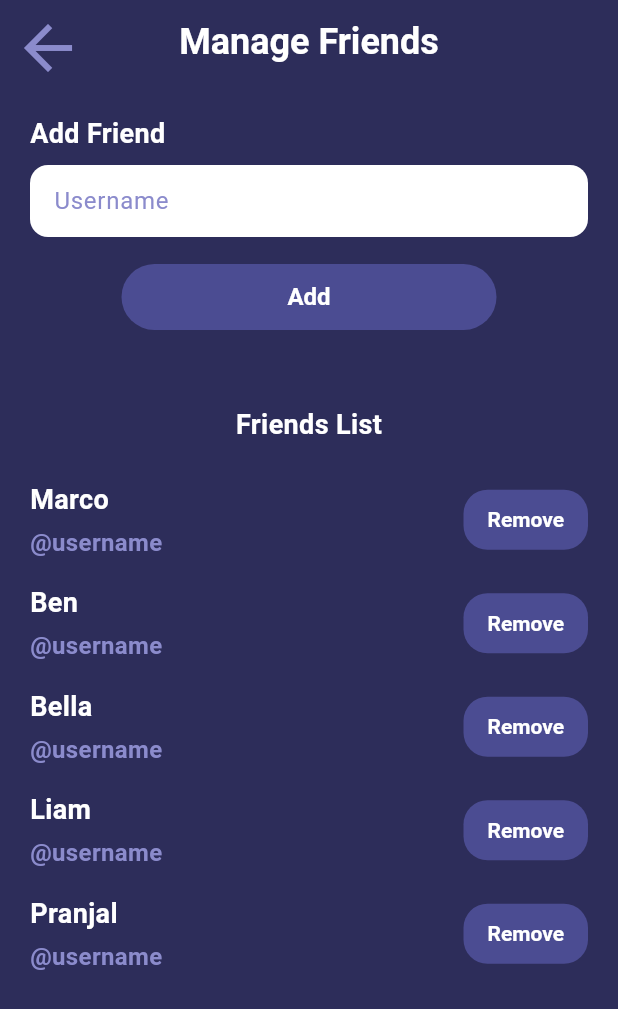
After one commit to BenjaminAyl/gr01-secret-sorcerer-2025-fall, a Flutter app: the ProfileScreen screen opened by its route, after a tap on "Manage Friends", on a phone screen of 412 x 824 dp. The commit adds this screen. Shown: the top 1009 px of the screen. Run offline on Flutter 3.47's test engine with Material 3 defaults, Android fonts, the phone set to English and light mode, and no system bars; our stand-ins replace firebase_auth, firebase_core, go_router, google_fonts; accounts and stored records are empty; Roboto replaces fonts that are missing (Quintessential).

Commit message:
UI skeleton for profile, edit profile, and manage friends page

```diff
--- a/lib/app_router.dart
+++ b/lib/app_router.dart
@@ -1,4 +1,7 @@
 import 'package:go_router/go_router.dart';
+import 'package:secret_sorcerer/views/edit_profile_screen.dart';
+import 'package:secret_sorcerer/views/friends_screen.dart';
+import 'package:secret_sorcerer/views/profile_screen.dart';
 //import 'package:secret_sorcerer/views/firebase_test.dart';
 import 'package:secret_sorcerer/views/home_screen.dart';
 import 'package:secret_sorcerer/views/login_screen.dart';
@@ -9,6 +12,9 @@ final GoRouter router = GoRouter(
   routes: [
     GoRoute(path: '/', builder:(context, state) => LoginScreen()),
     GoRoute(path: '/signup', builder:(context, state) => SignupScreen()),
-    GoRoute(path: '/home', builder:(context, state)=> HomeScreen())
+    GoRoute(path: '/home', builder:(context, state)=> HomeScreen()),
+    GoRoute(path: '/profile', builder:(context, state)=> ProfileScreen()),
+    GoRoute(path: '/profile/edit', builder:(context, state)=> EditProfileScreen()),
+    GoRoute(path: '/profile/friends', builder:(context, state)=> ManageFriendsScreen())
   ]
 );
--- /dev/null
+++ b/lib/views/friends_screen.dart
@@ -0,0 +1,141 @@
+import 'package:flutter/material.dart';
+import 'package:go_router/go_router.dart';
+import 'package:secret_sorcerer/constants/app_colours.dart';
+import 'package:secret_sorcerer/constants/app_spacing.dart';
+import 'package:secret_sorcerer/constants/app_text_styling.dart';
+import 'package:secret_sorcerer/widgets/info_row.dart';
+
+class ManageFriendsScreen extends StatefulWidget {
+  const ManageFriendsScreen({super.key});
+
+  @override
+  State<ManageFriendsScreen> createState() => _ManageFriendsScreenState();
+}
+
+class _ManageFriendsScreenState extends State<ManageFriendsScreen> {
+  final _usernameCtrl = TextEditingController();
+
+  // Mock list just to render the UI; not wired to any backend.
+  final List<String> _mockFriends = const [
+    'Marco',
+    'Ben',
+    'Bella',
+    'Liam',
+    'Pranjal',
+  ];
+
+  @override
+  void dispose() {
+    _usernameCtrl.dispose();
+    super.dispose();
+  }
+
+  @override
+  Widget build(BuildContext context) {
+    return Scaffold(
+      backgroundColor: AppColors.primaryBrand,
+      appBar: AppBar(
+        backgroundColor: AppColors.primaryBrand,
+        centerTitle: true,
+        leading: IconButton(
+          icon: const Icon(
+            Icons.arrow_back,
+            color: AppColors.customAccent,
+            size: AppSpacing.iconSizeLarge,
+          ),
+          onPressed: () => context.pop(),
+          tooltip: 'Back',
+        ),
+        title: const Text('Manage Friends', style: TextStyles.subheading),
+      ),
+      body: SafeArea(
+        child: SingleChildScrollView(
+          padding: AppSpacing.screen,
+          child: Column(
+            crossAxisAlignment: CrossAxisAlignment.start,
+            children: [
+              // --- Add Friend ---
+              Text(
+                'Add Friend',
+                style: TextStyles.bodyLarge.copyWith(color: Colors.white),
+              ),
+              AppSpacing.gapS,
+              TextField(
+                controller: _usernameCtrl,
+                style: const TextStyle(color: AppColors.secondaryBrand),
+                decoration: InputDecoration(
+                  hintText: 'Username',
+                  hintStyle: const TextStyle(
+                    color: AppColors.customAccent,
+                  ),
+                  filled: true,
+                  fillColor: Colors.white,
+                  contentPadding: AppSpacing.item,
+                  border: OutlineInputBorder(
+                    borderRadius: BorderRadius.circular(AppSpacing.radiusM),
+                    borderSide: BorderSide.none,
+                  ),
+                ),
+              ),
+              AppSpacing.gapM,
+              Center(
+                child: SizedBox(
+                  width: AppSpacing.cardWidthNarrow,
+                  child: ElevatedButton(
+                    onPressed: () {
+                      // TODO: call backend to send friend request using _usernameCtrl.text
+                    },
+                    style: ElevatedButton.styleFrom(
+                      backgroundColor: AppColors.secondaryBrand,
+                      foregroundColor: Colors.white,
+                      minimumSize: const Size(
+                        double.infinity,
+                        AppSpacing.buttonHeightSmall,
+                      ),
+                      shape: RoundedRectangleBorder(
+                        borderRadius: BorderRadius.circular(
+                          AppSpacing.radiusButton,
+                        ),
+                      ),
+                      elevation: 0,
+                    ),
+                    child: const Text('Add', style: TextStyles.body),
+                  ),
+                ),
+              ),
+
+              AppSpacing.gapXXL,
+
+              // --- Friends List ---
+              Center(
+                child: Text(
+                  'Friends List',
+                  style: TextStyles.bodyLarge.copyWith(color: Colors.white),
+                ),
+              ),
+              AppSpacing.gapL,
+
+              ListView.separated(
+                physics: const NeverScrollableScrollPhysics(),
+                shrinkWrap: true,
+                itemCount: _mockFriends.length,
+                separatorBuilder: (_, __) => AppSpacing.gapM,
+                itemBuilder: (context, i) {
+                  final name = _mockFriends[i];
+                  return InfoRow(
+                    title: name,
+                    value: '@username',
+                    actionLabel: 'Remove',
+                    onPress: () {
+                      // TODO: call backend to remove friend `name`
+                    },
+                  );
+                },
+              ),
+            ],
+          ),
+        ),
+      ),
+    );
+  }
+}
--- /dev/null
+++ b/lib/views/profile_screen.dart
@@ -0,0 +1,74 @@
+import 'package:flutter/material.dart';
+import 'package:go_router/go_router.dart';
+import 'package:secret_sorcerer/constants/app_colours.dart';
+import 'package:secret_sorcerer/constants/app_spacing.dart';
+import 'package:secret_sorcerer/constants/app_text_styling.dart';
+import 'package:secret_sorcerer/widgets/primary_button.dart';
+
+class ProfileScreen extends StatelessWidget {
+  const ProfileScreen({super.key});
+
+  @override
+  Widget build(BuildContext context) {
+    return Scaffold(
+      backgroundColor: AppColors.primaryBrand,
+      appBar: AppBar(
+        backgroundColor: AppColors.primaryBrand,
+        leading: IconButton(
+          icon: const Icon(
+            Icons.cancel,
+            color: AppColors.customAccent,
+            size: AppSpacing.iconSizeLarge,
+          ),
+          onPressed: () => context.go('/home'),
+          tooltip: 'Back',
+        ),
+        centerTitle: true,
+        title: const Text('Profile', style: TextStyles.heading),
+      ),
+      body: SafeArea(
+        child: Align(
+          alignment: Alignment.topCenter,
+          child: Padding(
+            padding: AppSpacing.screen,
+            child: Column(
+              mainAxisSize: MainAxisSize.min,
+              children: [
+                AppSpacing.gapM,
+                // TODO: replace avatar with the user's avatar
+                const CircleAvatar(
+                  radius: AppSpacing.avatarMedium, // from constants
+                  backgroundColor: AppColors.secondaryBrand,
+                  child: Icon(
+                    Icons.person,
+                    size: AppSpacing.iconSizeLarge,
+                    color: Colors.white,
+                  ),
+                ),
+                AppSpacing.gapM,
+
+                // User name + username
+                const Text('Name', style: TextStyles.bodyLarge),
+                AppSpacing.gapXS,
+                const Text('@username', style: TextStyles.body),
+
+                AppSpacing.gapXXL,
+
+                // Profile buttons
+                PrimaryButton(
+                  label: 'Edit Profile',
+                  onPressed: () => context.push('/profile/edit'),
+                ),
+                AppSpacing.buttonSpacing,
+                PrimaryButton(
+                  label: 'Manage Friends',
+                  onPressed: () => context.push('/profile/friends'),
+                ),
+              ],
+            ),
+          ),
+        ),
+      ),
+    );
+  }
+}
```
Also changed, not shown: lib/views/edit_profile_screen.dart (added, +106 -0 lines), lib/views/home_screen.dart (+8 -12 lines).
